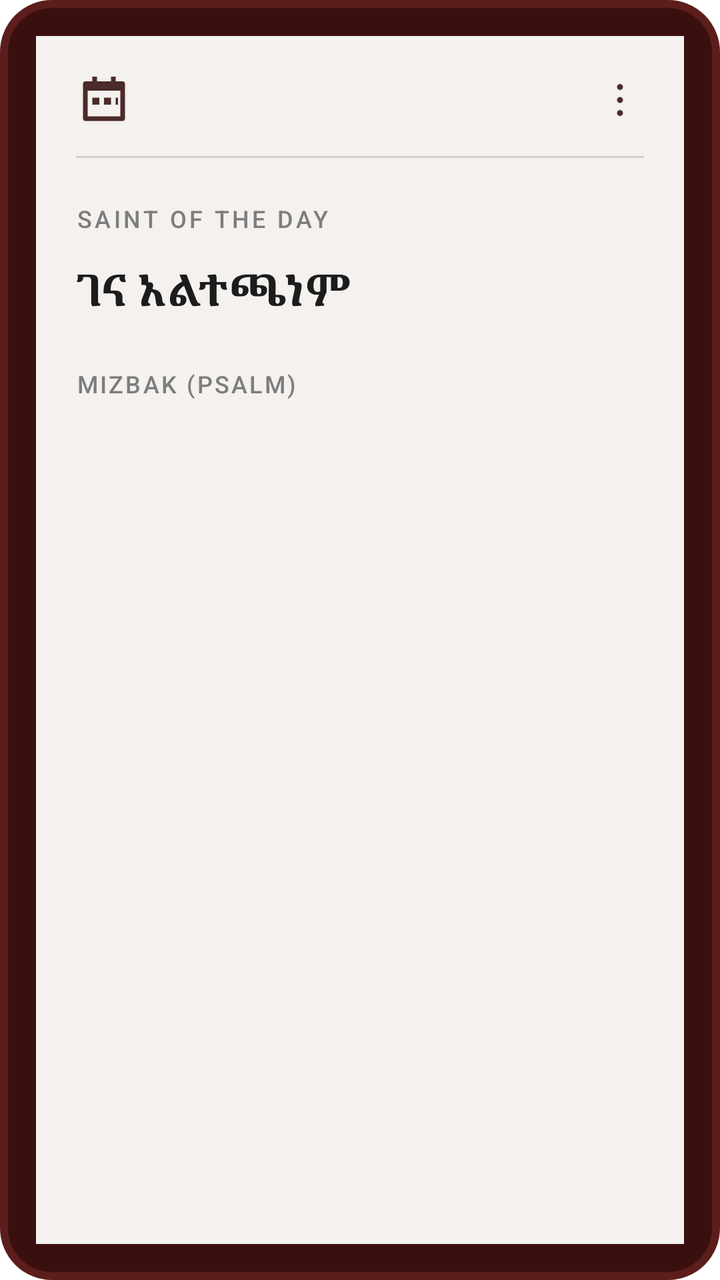
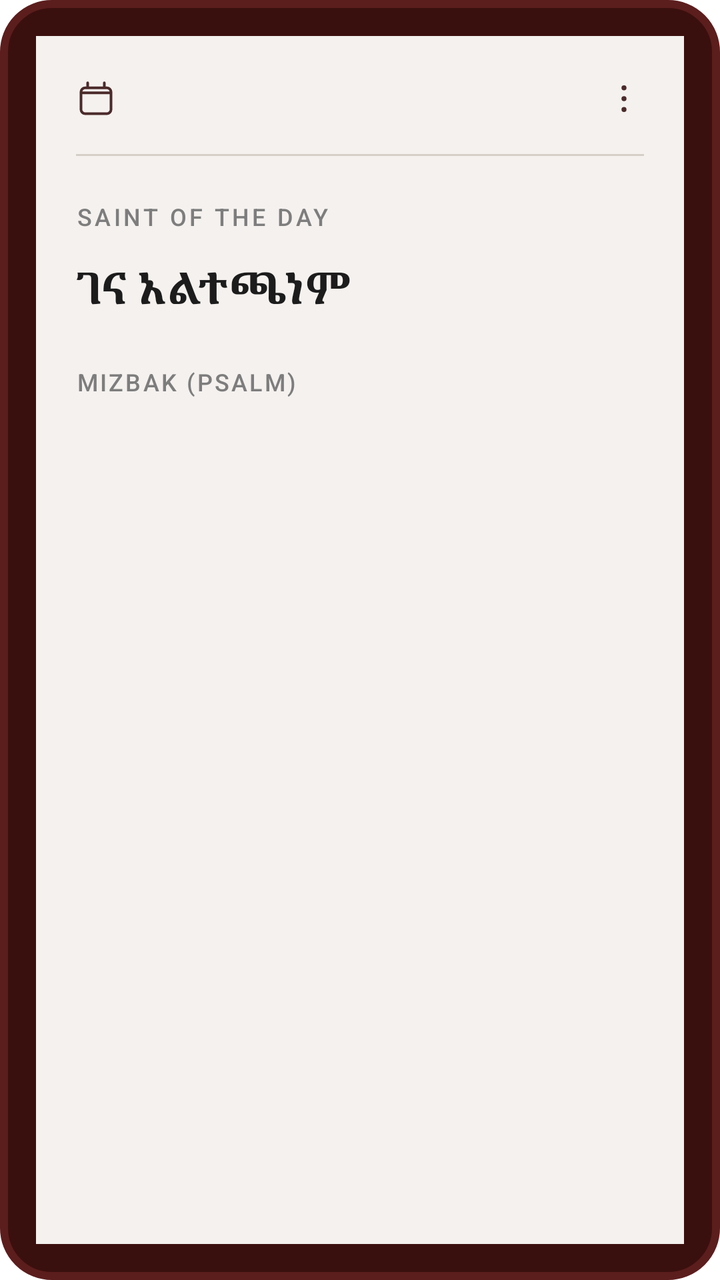

Compare the two renders of this Android layout. The source of the first and the diff that turns it into the second are given below.
<!-- AndroidManifest.xml: fallback theme Theme.MaterialComponents.DayNight.NoActionBar -->
<!-- res/layout/gitsawe_widget_large.xml -->
<?xml version="1.0" encoding="utf-8"?>
<LinearLayout xmlns:android="http://schemas.android.com/apk/res/android"
    android:id="@+id/widget_root"
    android:layout_width="match_parent"
    android:layout_height="match_parent"
    android:orientation="vertical"
    android:background="@drawable/widget_background"
    android:padding="18dp">

    <LinearLayout
        android:layout_width="match_parent"
        android:layout_height="match_parent"
        android:orientation="vertical"
        android:background="#F4F1EE"
        android:paddingStart="20dp"
        android:paddingEnd="20dp"
        android:paddingTop="18dp"
        android:paddingBottom="18dp">

        <LinearLayout
            android:layout_width="match_parent"
            android:layout_height="wrap_content"
            android:orientation="horizontal"
            android:gravity="center_vertical">

            <ImageView
                android:layout_width="28dp"
                android:layout_height="28dp"
                android:src="@drawable/widget_calendar"
                android:tint="#4B2A2A"
                android:contentDescription="@string/widget_header_label" />

            <TextView
                android:id="@+id/widget_date"
                android:layout_width="0dp"
                android:layout_height="wrap_content"
                android:layout_weight="1"
                android:layout_marginStart="12dp"
                android:text=""
                android:textColor="#4B2A2A"
                android:textSize="20sp"
                android:textStyle="bold"
                android:fontFamily="serif" />

            <ImageView
                android:layout_width="24dp"
                android:layout_height="24dp"
                android:src="@drawable/widget_more"
                android:tint="#4B2A2A"
                android:contentDescription="@null" />
        </LinearLayout>

        <View
            android:layout_width="match_parent"
            android:layout_height="1dp"
            android:layout_marginTop="14dp"
            android:background="#D5CFC8" />

        <TextView
            android:layout_width="match_parent"
            android:layout_height="wrap_content"
            android:layout_marginTop="22dp"
            android:text="@string/label_saint_of_the_day"
            android:textAllCaps="true"
            android:textColor="#7D7D7D"
            android:textSize="12sp"
            android:letterSpacing="0.12"
            android:fontFamily="sans-serif-medium" />

        <TextView
            android:id="@+id/widget_title"
            android:layout_width="match_parent"
            android:layout_height="wrap_content"
            android:layout_marginTop="12dp"
            android:ellipsize="end"
            android:maxLines="2"
            android:text="@string/widget_default_title"
            android:textColor="#1C1C1C"
            android:textSize="22sp"
            android:textStyle="bold"
            android:fontFamily="serif" />

        <TextView
            android:layout_width="match_parent"
            android:layout_height="wrap_content"
            android:layout_marginTop="24dp"
            android:text="@string/label_mizbak_psalm"
            android:textAllCaps="true"
            android:textColor="#7D7D7D"
            android:textSize="12sp"
            android:letterSpacing="0.09"
            android:fontFamily="sans-serif-medium" />

        <TextView
            android:id="@+id/widget_snksar"
            android:layout_width="match_parent"
            android:layout_height="wrap_content"
            android:layout_marginTop="12dp"
            android:ellipsize="end"
            android:maxLines="5"
            android:text=""
            android:textColor="#3F2B2B"
            android:textSize="18sp"
            android:lineSpacingExtra="6dp"
            android:fontFamily="serif" />
    </LinearLayout>
</LinearLayout>
<!-- resources referenced by this layout -->
<resources>
  <!-- drawable widget_background (drawable) -->
  <?xml version="1.0" encoding="utf-8"?>
  <shape xmlns:android="http://schemas.android.com/apk/res/android"
      android:shape="rectangle">
      <solid android:color="#3A100E" />
      <stroke
          android:width="4dp"
          android:color="#5C1D1D" />
      <corners android:radius="24dp" />
  </shape>
  <!-- drawable widget_calendar (drawable) -->
  <?xml version="1.0" encoding="utf-8"?>
  <vector xmlns:android="http://schemas.android.com/apk/res/android"
      android:width="24dp"
      android:height="24dp"
      android:viewportWidth="24"
      android:viewportHeight="24">
      <path
          android:fillColor="#FF000000"
          android:pathData="M7,2h2v2h6V2h2v2h3c0.55,0 1,0.45 1,1v15c0,0.55 -0.45,1 -1,1H4c-0.55,0 -1,-0.45 -1,-1V5c0,-0.55 0.45,-1 1,-1h3V2zM5,8v11h14V8H5zM7,11h3v3H7v-3zM12,11h3v3h-3v-3zM17,11h1v3h-1v-3z" />
  </vector>
  <!-- drawable widget_more (drawable) -->
  <?xml version="1.0" encoding="utf-8"?>
  <vector xmlns:android="http://schemas.android.com/apk/res/android"
      android:width="24dp"
      android:height="24dp"
      android:viewportWidth="24"
      android:viewportHeight="24">
      <path
          android:fillColor="#FF000000"
          android:pathData="M12,5.5m-1.5,0a1.5,1.5 0,1 1,3 0a1.5,1.5 0,1 1,-3 0M12,12m-1.5,0a1.5,1.5 0,1 1,3 0a1.5,1.5 0,1 1,-3 0M12,18.5m-1.5,0a1.5,1.5 0,1 1,3 0a1.5,1.5 0,1 1,-3 0" />
  </vector>
  <string name="label_mizbak_psalm" translatable="false">MIZBAK (PSALM)</string>
  <string name="label_saint_of_the_day" translatable="false">SAINT OF THE DAY</string>
  <string name="widget_default_title">ገና አልተጫነም</string>
  <string name="widget_header_label">ግጻዌ</string>
</resources>

<!-- the commit's change to res/layout/gitsawe_widget_large.xml (unified diff, before → after) -->
@@ -24,8 +24,9 @@
             android:gravity="center_vertical">
 
             <ImageView
-                android:layout_width="28dp"
-                android:layout_height="28dp"
+                android:layout_width="20dp"
+                android:layout_height="20dp"
+                android:scaleType="fitCenter"
                 android:src="@drawable/widget_calendar"
                 android:tint="#4B2A2A"
                 android:contentDescription="@string/widget_header_label" />
@@ -43,8 +44,9 @@
                 android:fontFamily="serif" />
 
             <ImageView
-                android:layout_width="24dp"
-                android:layout_height="24dp"
+                android:layout_width="20dp"
+                android:layout_height="20dp"
+                android:scaleType="fitCenter"
                 android:src="@drawable/widget_more"
                 android:tint="#4B2A2A"
                 android:contentDescription="@null" />
<!-- resource entries referenced after the edit -->
@@ -13,19 +13,23 @@
   <!-- drawable widget_calendar (drawable) -->
   <?xml version="1.0" encoding="utf-8"?>
   <vector xmlns:android="http://schemas.android.com/apk/res/android"
-      android:width="24dp"
-      android:height="24dp"
+      android:width="20dp"
+      android:height="20dp"
       android:viewportWidth="24"
       android:viewportHeight="24">
       <path
-          android:fillColor="#FF000000"
-          android:pathData="M7,2h2v2h6V2h2v2h3c0.55,0 1,0.45 1,1v15c0,0.55 -0.45,1 -1,1H4c-0.55,0 -1,-0.45 -1,-1V5c0,-0.55 0.45,-1 1,-1h3V2zM5,8v11h14V8H5zM7,11h3v3H7v-3zM12,11h3v3h-3v-3zM17,11h1v3h-1v-3z" />
+          android:fillColor="#00000000"
+          android:strokeColor="#FF000000"
+          android:strokeWidth="1.6"
+          android:strokeLineCap="round"
+          android:strokeLineJoin="round"
+          android:pathData="M7,2.5V5M17,2.5V5M4,8.5H20M5.5,5.5H18.5C19.88,5.5 21,6.62 21,8V18.5C21,19.88 19.88,21 18.5,21H5.5C4.12,21 3,19.88 3,18.5V8C3,6.62 4.12,5.5 5.5,5.5Z" />
   </vector>
   <!-- drawable widget_more (drawable) -->
   <?xml version="1.0" encoding="utf-8"?>
   <vector xmlns:android="http://schemas.android.com/apk/res/android"
-      android:width="24dp"
-      android:height="24dp"
+      android:width="20dp"
+      android:height="20dp"
       android:viewportWidth="24"
       android:viewportHeight="24">
       <path
